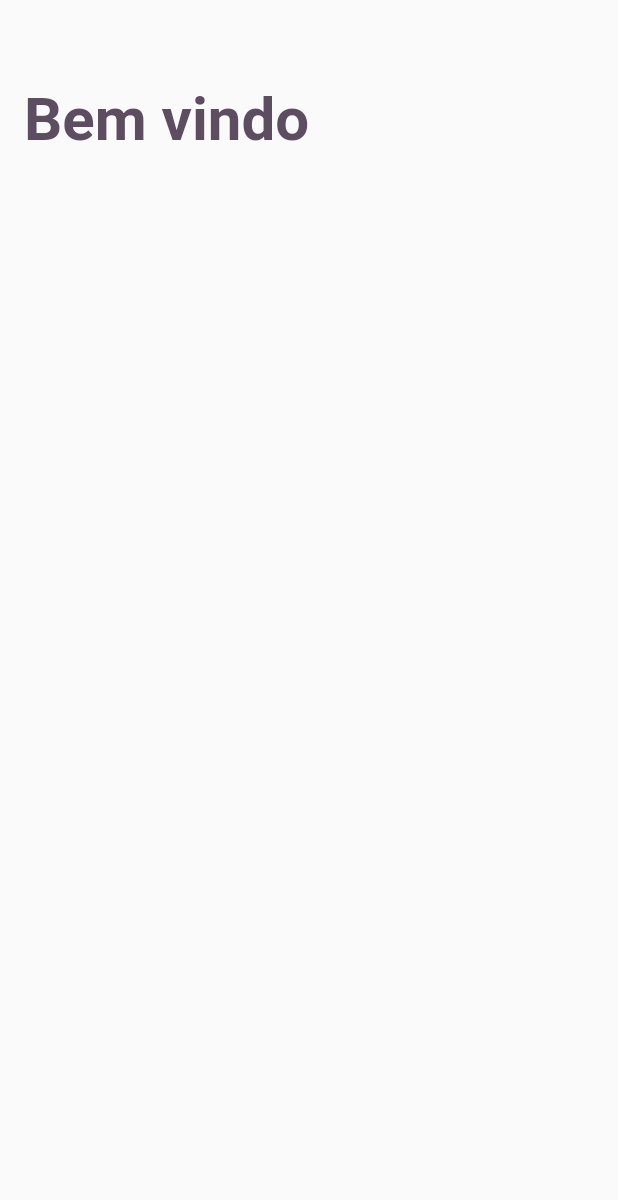
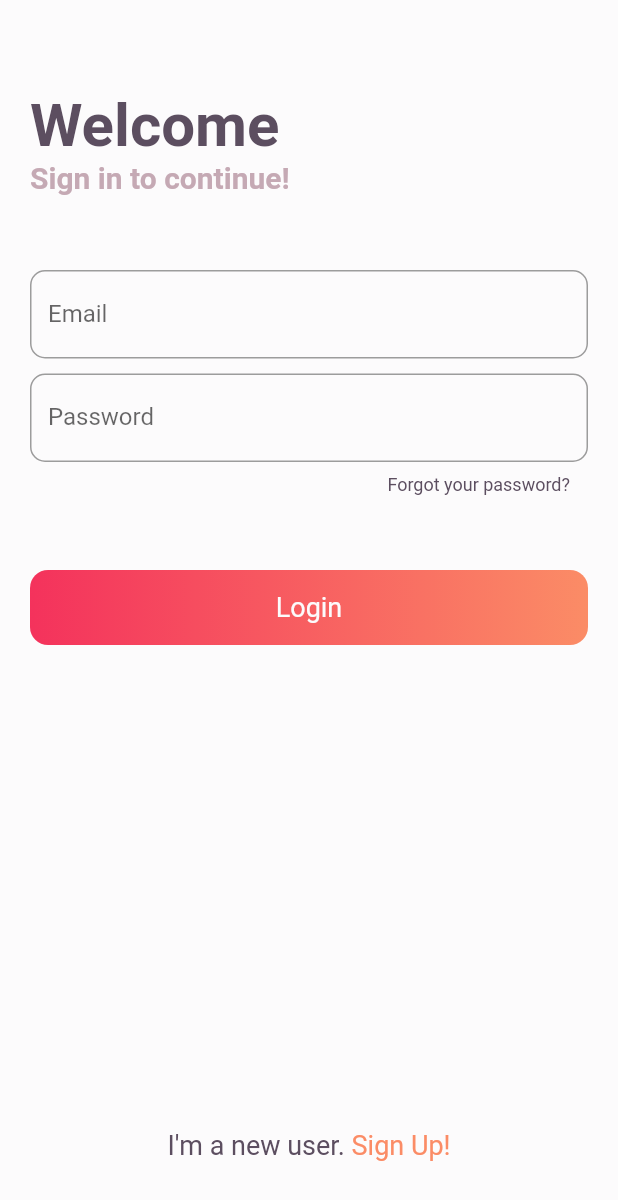
Before and after one commit to VictorioDev/CasherApp, a Flutter app: the screen it shows after launch, on a phone screen of 412 x 824 dp. Shown: the top 1200 px of the screen. Run offline on Flutter 3.47's test engine with Material 2 defaults, Android fonts, the phone set to English and light mode, and no system bars.

Commit message:
Tela de Login

```diff
--- /dev/null
+++ b/cash/lib/Components/CustomInputText.dart
@@ -0,0 +1,36 @@
+import 'package:cash/Utils/MyColors.dart';
+import 'package:flutter/material.dart';
+
+class CustomInputText extends StatefulWidget {
+  TextEditingController controller;
+  String hintText;
+  String labelText;
+  String counterText = "";
+
+  CustomInputText.withCounter(
+      this.controller, this.hintText, this.labelText, this.counterText);
+
+  CustomInputText(this.controller, this.hintText, this.labelText);
+
+  _CustomInputTextState createState() => _CustomInputTextState();
+}
+
+class _CustomInputTextState extends State<CustomInputText> {
+  @override
+  Widget build(BuildContext context) {
+    return TextField(
+      decoration: InputDecoration(
+          counterText: widget.counterText,
+          border: OutlineInputBorder(
+            borderRadius: BorderRadius.circular(10),
+            borderSide: BorderSide(color: MyColors.gray),
+          ),
+          hintText: widget.hintText,
+          labelText: widget.labelText,
+          counterStyle: TextStyle(color: MyColors.black)),
+    );
+  }
+}
+
+Widget _customTextField(TextEditingController controller, String hintText,
+    String labelText, bool needCounterText, String counterText) {}
--- a/cash/lib/Models/Categorie.dart
+++ b/cash/lib/Models/Categorie.dart
@@ -1,9 +1,9 @@
-class Categorie {
+class Category {
   //categories(id, name)
   int _id;
   String _name;
 
-  Categorie(this._id, this._name);
+  Category(this._id, this._name);
 
   int getId() {
     return this._id;
--- a/cash/lib/Models/Movimentation.dart
+++ b/cash/lib/Models/Movimentation.dart
@@ -7,7 +7,7 @@ class Movimentation {
   String _type;
   double _value;
   DateTime _date;
-  Categorie _categorie;
+  Category _categorie;
   User _user;
 
   Movimentation(this._id, this._type, this._value, this._date, this._categorie,
@@ -45,11 +45,11 @@ class Movimentation {
     this._date = dateTime;
   }
 
-  Categorie getCategorie(Categorie categorie) {
+  Category getCategorie(Category categorie) {
     return this._categorie;
   }
 
-  setCategoria(Categorie categorie) {
+  setCategoria(Category categorie) {
     this._categorie = categorie;
   }
 
--- a/cash/lib/Screens/LoginPage.dart
+++ b/cash/lib/Screens/LoginPage.dart
@@ -1,3 +1,4 @@
+import 'package:cash/Components/CustomInputText.dart';
 import 'package:flutter/material.dart';
 import 'package:cash/Utils/MyColors.dart';
 
@@ -8,20 +9,108 @@ class LoginPage extends StatefulWidget {
 }
 
 class _LoginPageState extends State<LoginPage> {
+  final emailController = new TextEditingController();
+  final passwordController = new TextEditingController();
+
   @override
   Widget build(BuildContext context) {
     return Scaffold(
       body: Container(
-        padding: EdgeInsets.all(16),
+        width: double.infinity,
+        height: double.infinity,
+        color: MyColors.white,
+        padding: EdgeInsets.all(20),
+        child: Column(
+          crossAxisAlignment: CrossAxisAlignment.start,
+          children: <Widget>[
+            Container(
               margin: EdgeInsets.only(top: 40),
-        child: Text(
-          "Bem vindo",
+              child: Column(
+                crossAxisAlignment: CrossAxisAlignment.start,
+                children: <Widget>[
+                  Text(
+                    "Welcome",
                     style: TextStyle(
                       color: MyColors.black,
                       fontSize: 40,
                       fontWeight: FontWeight.bold,
                     ),
                   ),
+                  Text(
+                    "Sign in to continue!",
+                    style: TextStyle(
+                      color: MyColors.gray,
+                      fontSize: 20,
+                      fontWeight: FontWeight.bold,
+                    ),
+                  ),
+                ],
+              ),
+            ),
+            Expanded(
+              child: Container(
+                margin: EdgeInsets.only(top: 50),
+                child: Column(
+                  children: <Widget>[
+                    CustomInputText(
+                        emailController, "Insert your email...", "Email"),
+                    SizedBox(height: 10),
+                    CustomInputText.withCounter(
+                        passwordController,
+                        "Insert your password...",
+                        "Password",
+                        "Forgot your password?"),
+                    SizedBox(
+                      height: 50,
+                    ),
+                    Expanded(
+                      child: Column(
+                        mainAxisAlignment: MainAxisAlignment.spaceBetween,
+                        children: <Widget>[
+                          InkWell(
+                            child: Container(
+                              height: 50,
+                              decoration: BoxDecoration(
+                                gradient: LinearGradient(
+                                    colors: [MyColors.red, MyColors.orange]),
+                                borderRadius: BorderRadius.circular(12),
+                              ),
+                              child: Align(
+                                alignment: Alignment.center,
+                                child: Text(
+                                  "Login",
+                                  style: TextStyle(
+                                      color: MyColors.white, fontSize: 18),
+                                ),
+                              ),
+                            ),
+                          ),
+                          Container(
+                            margin: EdgeInsets.only(bottom: 30),
+                            child: RichText(
+                              text: TextSpan(children: [
+                                TextSpan(
+                                  text: "I'm a new user. ",
+                                  style: TextStyle(
+                                      color: MyColors.black, fontSize: 18),
+                                ),
+                                TextSpan(
+                                  text: "Sign Up!",
+                                  style: TextStyle(
+                                      color: MyColors.orange, fontSize: 18),
+                                ),
+                              ]),
+                            ),
+                          )
+                        ],
+                      ),
+                    ),
+                  ],
+                ),
+              ),
+            ),
+          ],
+        ),
       ),
     );
   }
--- a/cash/lib/main.dart
+++ b/cash/lib/main.dart
@@ -1,8 +1,14 @@
 import 'package:flutter/material.dart';
+import 'package:flutter/services.dart';
 
 import 'Screens/LoginPage.dart';
 
-void main() => runApp(MyApp());
+void main() {
+  SystemChrome.setSystemUIOverlayStyle(SystemUiOverlayStyle.dark.copyWith(
+    statusBarColor: Colors.blue, //or set color with: Color(0xFF0000FF)
+  ));
+  runApp(MyApp());
+}
 
 class MyApp extends StatelessWidget {
   // This widget is the root of your application.
```
Lines whose indentation alone changed are shown as unchanged.
